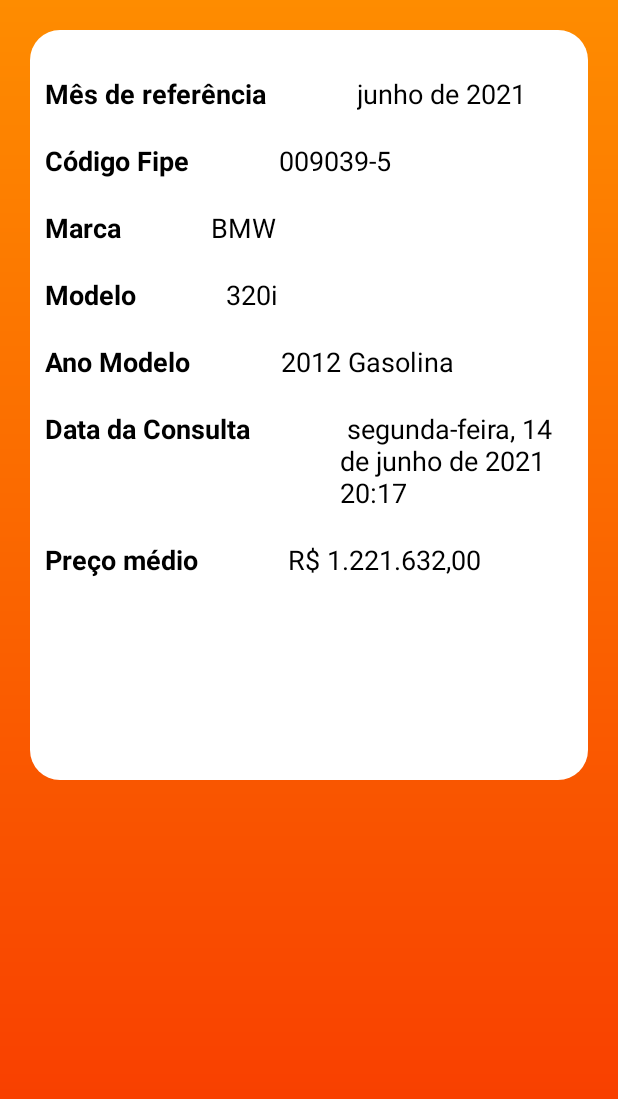
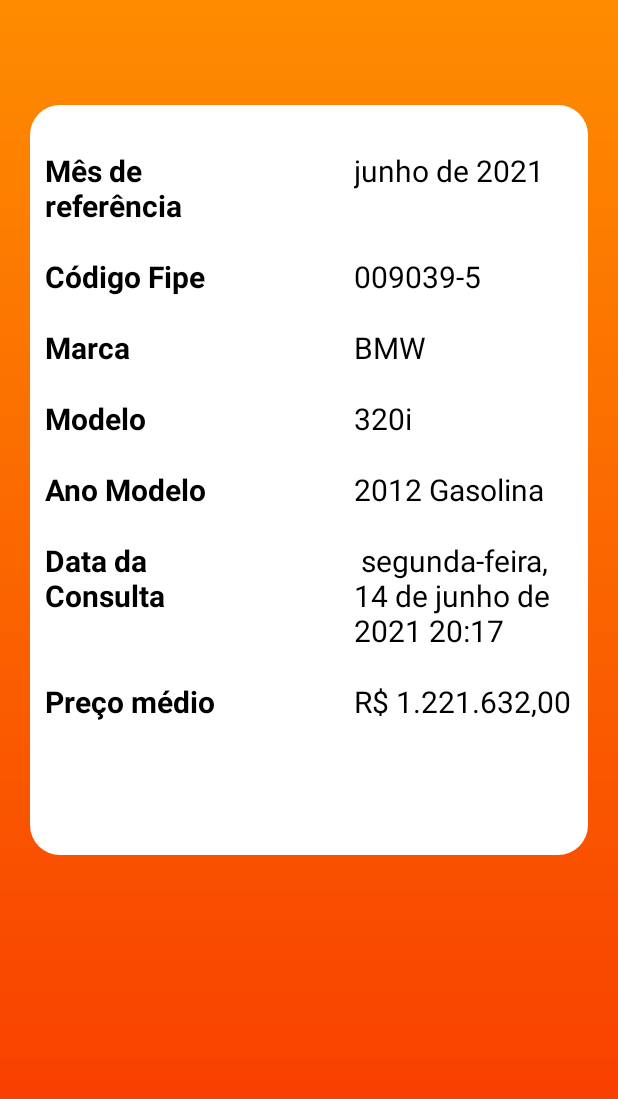
Before and after one commit to dylan402/app-check-veiculos, an Android app: the FipeConsultaActivity screen opened directly, with no data from a screen before it, on a phone screen of 412 x 824 dp. Shown: the top 1099 px of the screen. Run offline under Robolectric (Android 15) with nearby library versions, the phone set to English and light mode, and no system bars; 7 statements that could not run were skipped.

Commit message:
Ajustando layout da tela de consulta da fipe

```diff
--- a/app/src/main/res/layout/activity_fipe_consulta.xml
+++ b/app/src/main/res/layout/activity_fipe_consulta.xml
@@ -11,6 +11,7 @@
         android:layout_width="match_parent"
         android:layout_height="match_parent"
         android:background="@drawable/backgroud"
+        android:paddingTop="50dp"
         tools:context=".activities.ui.fipeconsulta.FipeConsultaActivity">
 
         <View
@@ -26,29 +27,31 @@
             android:layout_width="match_parent"
             android:layout_height="wrap_content"
             android:layout_marginTop="30dp"
+            android:orientation="horizontal"
             app:layout_constraintEnd_toEndOf="parent"
             app:layout_constraintStart_toStartOf="parent"
             app:layout_constraintTop_toTopOf="@id/consultaContainerComponents">
 
             <TextView
                 android:id="@+id/consultaTextViewMesReferencia"
-                android:layout_width="wrap_content"
+                android:layout_width="0dp"
                 android:layout_height="wrap_content"
                 android:layout_marginHorizontal="30dp"
-
+                android:layout_weight="1"
                 android:text="Mês de referência"
                 android:textColor="@color/black"
-                android:textSize="18sp"
+                android:textSize="20sp"
                 android:textStyle="bold" />
 
             <TextView
                 android:id="@+id/consultaTextViewMesReferenciaValor"
-                android:layout_width="wrap_content"
+                android:layout_width="0dp"
                 android:layout_height="wrap_content"
                 android:layout_marginHorizontal="30dp"
+                android:layout_weight="1"
                 android:text="junho de 2021"
                 android:textColor="@color/black"
-                android:textSize="18sp" />
+                android:textSize="20sp" />
         </LinearLayout>
 
         <LinearLayout
@@ -56,28 +59,31 @@
             android:layout_width="match_parent"
             android:layout_height="wrap_content"
             android:layout_marginTop="20dp"
+            android:orientation="horizontal"
             app:layout_constraintEnd_toEndOf="parent"
             app:layout_constraintStart_toStartOf="parent"
             app:layout_constraintTop_toBottomOf="@id/consultaLinearMesReferencia">
 
             <TextView
                 android:id="@+id/consultaTextViewCodigoFipe"
-                android:layout_width="wrap_content"
+                android:layout_width="0dp"
                 android:layout_height="wrap_content"
                 android:layout_marginHorizontal="30dp"
+                android:layout_weight="1"
                 android:text="Código Fipe"
                 android:textColor="@color/black"
-                android:textSize="18sp"
+                android:textSize="20sp"
                 android:textStyle="bold" />
 
             <TextView
                 android:id="@+id/consultaTextViewCodigoFipeValor"
-                android:layout_width="wrap_content"
+                android:layout_width="0dp"
                 android:layout_height="wrap_content"
                 android:layout_marginHorizontal="30dp"
+                android:layout_weight="1"
                 android:text="009039-5"
                 android:textColor="@color/black"
-                android:textSize="18sp" />
+                android:textSize="20sp" />
         </LinearLayout>
 
         <LinearLayout
@@ -85,28 +91,31 @@
             android:layout_width="match_parent"
             android:layout_height="wrap_content"
             android:layout_marginTop="20dp"
+            android:orientation="horizontal"
             app:layout_constraintEnd_toEndOf="parent"
             app:layout_constraintStart_toStartOf="parent"
             app:layout_constraintTop_toBottomOf="@id/consultaLinearCodigoFipe">
 
             <TextView
                 android:id="@+id/consultaTextViewMarca"
-                android:layout_width="wrap_content"
+                android:layout_width="0dp"
                 android:layout_height="wrap_content"
                 android:layout_marginHorizontal="30dp"
+                android:layout_weight="1"
                 android:text="Marca"
                 android:textColor="@color/black"
-                android:textSize="18sp"
+                android:textSize="20sp"
                 android:textStyle="bold" />
 
             <TextView
                 android:id="@+id/consultaTextViewMarcaValor"
-                android:layout_width="wrap_content"
+                android:layout_width="0dp"
                 android:layout_height="wrap_content"
                 android:layout_marginHorizontal="30dp"
+                android:layout_weight="1"
                 android:text="BMW"
                 android:textColor="@color/black"
-                android:textSize="18sp" />
+                android:textSize="20sp" />
         </LinearLayout>
 
         <LinearLayout
@@ -114,28 +123,31 @@
             android:layout_width="match_parent"
             android:layout_height="wrap_content"
             android:layout_marginTop="20dp"
+            android:orientation="horizontal"
             app:layout_constraintEnd_toEndOf="parent"
             app:layout_constraintStart_toStartOf="parent"
             app:layout_constraintTop_toBottomOf="@id/consultaLinearMarca">
 
             <TextView
                 android:id="@+id/consultaTextViewModelo"
-                android:layout_width="wrap_content"
+                android:layout_width="0dp"
                 android:layout_height="wrap_content"
                 android:layout_marginHorizontal="30dp"
+                android:layout_weight="1"
                 android:text="Modelo"
                 android:textColor="@color/black"
-                android:textSize="18sp"
+                android:textSize="20sp"
                 android:textStyle="bold" />
 
             <TextView
                 android:id="@+id/consultaTextViewModeloValor"
-                android:layout_width="wrap_content"
+                android:layout_width="0dp"
                 android:layout_height="wrap_content"
                 android:layout_marginHorizontal="30dp"
+                android:layout_weight="1"
                 android:text="320i"
                 android:textColor="@color/black"
-                android:textSize="18sp" />
+                android:textSize="20sp" />
         </LinearLayout>
 
         <LinearLayout
@@ -143,28 +155,31 @@
             android:layout_width="match_parent"
             android:layout_height="wrap_content"
             android:layout_marginTop="20dp"
+            android:orientation="horizontal"
             app:layout_constraintEnd_toEndOf="parent"
             app:layout_constraintStart_toStartOf="parent"
             app:layout_constraintTop_toBottomOf="@id/consultaLinearModelo">
 
             <TextView
                 android:id="@+id/consultaTextViewAnoModelo"
-                android:layout_width="wrap_content"
+                android:layout_width="0dp"
                 android:layout_height="wrap_content"
                 android:layout_marginHorizontal="30dp"
+                android:layout_weight="1"
                 android:text="Ano Modelo"
                 android:textColor="@color/black"
-                android:textSize="18sp"
+                android:textSize="20sp"
                 android:textStyle="bold" />
 
             <TextView
                 android:id="@+id/consultaTextViewAnoModeloValor"
-                android:layout_width="wrap_content"
+                android:layout_width="0dp"
                 android:layout_height="wrap_content"
                 android:layout_marginHorizontal="30dp"
+                android:layout_weight="1"
                 android:text="2012 Gasolina"
                 android:textColor="@color/black"
-                android:textSize="18sp" />
+                android:textSize="20sp" />
         </LinearLayout>
 
         <LinearLayout
@@ -172,29 +187,32 @@
             android:layout_width="match_parent"
             android:layout_height="wrap_content"
             android:layout_marginTop="20dp"
+            android:orientation="horizontal"
             app:layout_constraintEnd_toEndOf="parent"
             app:layout_constraintStart_toStartOf="parent"
             app:layout_constraintTop_toBottomOf="@id/consultaLinearAnoModelo">
 
             <TextView
                 android:id="@+id/consultaTextViewDataConsulta"
-                android:layout_width="wrap_content"
+                android:layout_width="0dp"
                 android:layout_height="wrap_content"
                 android:layout_marginHorizontal="30dp"
+                android:layout_weight="1"
                 android:text="Data da Consulta"
                 android:textColor="@color/black"
-                android:textSize="18sp"
+                android:textSize="20sp"
                 android:textStyle="bold" />
 
             <TextView
                 android:id="@+id/consultaTextViewDataConsultaValor"
-                android:layout_width="wrap_content"
+                android:layout_width="0dp"
                 android:layout_height="wrap_content"
                 android:layout_marginHorizontal="30dp"
+                android:layout_weight="1"
                 android:text="
 segunda-feira, 14 de junho de 2021 20:17"
                 android:textColor="@color/black"
-                android:textSize="18sp" />
+                android:textSize="20sp" />
         </LinearLayout>
 
         <LinearLayout
@@ -202,28 +220,31 @@ segunda-feira, 14 de junho de 2021 20:17"
             android:layout_width="match_parent"
             android:layout_height="wrap_content"
             android:layout_marginTop="20dp"
+            android:orientation="horizontal"
             app:layout_constraintEnd_toEndOf="parent"
             app:layout_constraintStart_toStartOf="parent"
             app:layout_constraintTop_toBottomOf="@id/consultaLinearDataConsulta">
 
             <TextView
                 android:id="@+id/consultaTextViewPrecoMedio"
-                android:layout_width="wrap_content"
+                android:layout_width="0dp"
                 android:layout_height="wrap_content"
                 android:layout_marginHorizontal="30dp"
+                android:layout_weight="1"
                 android:text="Preço médio"
                 android:textColor="@color/black"
-                android:textSize="18sp"
+                android:textSize="20sp"
                 android:textStyle="bold" />
 
             <TextView
                 android:id="@+id/consultaTextViewPrecoMedioValor"
-                android:layout_width="wrap_content"
+                android:layout_width="0dp"
                 android:layout_height="wrap_content"
                 android:layout_marginHorizontal="30dp"
+                android:layout_weight="1"
                 android:text="R$ 1.221.632,00"
                 android:textColor="@color/black"
-                android:textSize="18sp" />
+                android:textSize="20sp" />
         </LinearLayout>
     </androidx.constraintlayout.widget.ConstraintLayout>
 </androidx.core.widget.NestedScrollView>
```
